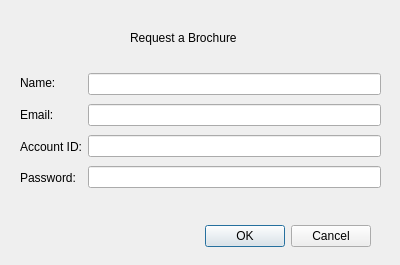
AustinVaday/CS1C-Class-Project, file CS1C-Project-Master/signupwindow.ui: the form before one commit.
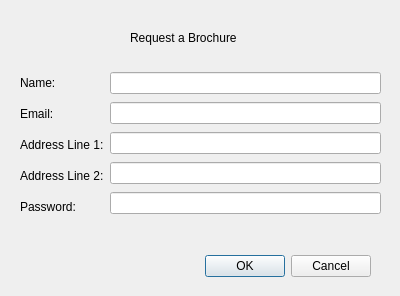
The form after the commit.

The edit to the form file:
```diff
--- a/CS1C-Project-Master/signupwindow.ui
+++ b/CS1C-Project-Master/signupwindow.ui
@@ -7,7 +7,7 @@
     <x>0</x>
     <y>0</y>
     <width>400</width>
-    <height>265</height>
+    <height>296</height>
    </rect>
   </property>
   <property name="windowTitle">
@@ -17,7 +17,7 @@
    <property name="geometry">
     <rect>
      <x>30</x>
-     <y>220</y>
+     <y>250</y>
      <width>341</width>
      <height>32</height>
     </rect>
@@ -48,7 +48,7 @@
      <x>20</x>
      <y>70</y>
      <width>361</width>
-     <height>121</height>
+     <height>149</height>
     </rect>
    </property>
    <layout class="QHBoxLayout" name="horizontalLayout">
@@ -71,7 +71,14 @@
       <item>
        <widget class="QLabel" name="label_3">
         <property name="text">
-         <string>Account ID:</string>
+         <string>Address Line 1:</string>
+        </property>
+       </widget>
+      </item>
+      <item>
+       <widget class="QLabel" name="label_6">
+        <property name="text">
+         <string>Address Line 2:</string>
         </property>
        </widget>
       </item>
@@ -93,7 +100,10 @@
        <widget class="QLineEdit" name="EmailEdit"/>
       </item>
       <item>
-       <widget class="QLineEdit" name="AccountIdEdit"/>
+       <widget class="QLineEdit" name="AddressLine1Edit"/>
+      </item>
+      <item>
+       <widget class="QLineEdit" name="AddressLine1Edit_2"/>
       </item>
       <item>
        <widget class="QLineEdit" name="PasswordEdit"/>
```
